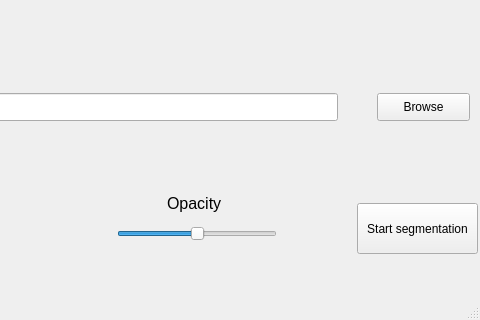
Before: the Qt Designer form gui.ui in RageAgainstTheAssembly/SatelliteSegmentation, drawn with Qt 5; both pictures show x 253 to 733 and y 667 to 987 of the 733 by 987 pixel window.
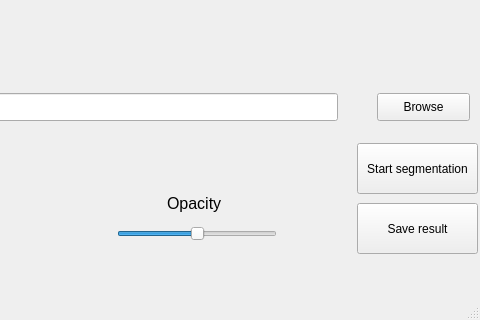
After: the same form once the commit is applied. Icons and pictures are not drawn.

Patch:
```diff
--- a/gui.ui
+++ b/gui.ui
@@ -63,7 +63,7 @@
     <property name="geometry">
      <rect>
       <x>610</x>
-      <y>870</y>
+      <y>810</y>
       <width>121</width>
       <height>51</height>
      </rect>
@@ -199,6 +199,22 @@
      <string>Opacity</string>
     </property>
    </widget>
+   <widget class="QPushButton" name="saveButton">
+    <property name="enabled">
+     <bool>true</bool>
+    </property>
+    <property name="geometry">
+     <rect>
+      <x>610</x>
+      <y>870</y>
+      <width>121</width>
+      <height>51</height>
+     </rect>
+    </property>
+    <property name="text">
+     <string>Save result</string>
+    </property>
+   </widget>
   </widget>
   <widget class="QMenuBar" name="menubar">
    <property name="geometry">
```
Left out of the diff: 3 changed lines with no effect on the pictures.
